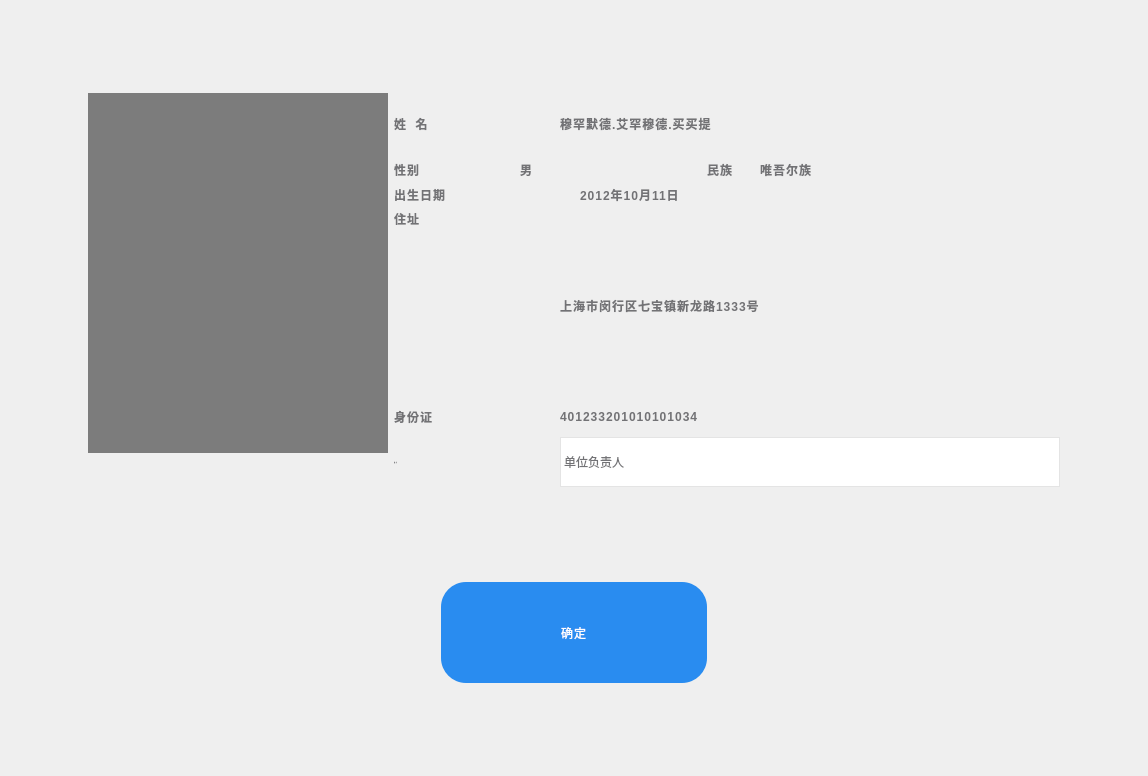
First picture: the form in SSCard_System/nc_commitpersoninfo.ui, repository leithergit/SSCard_System, before the edit.
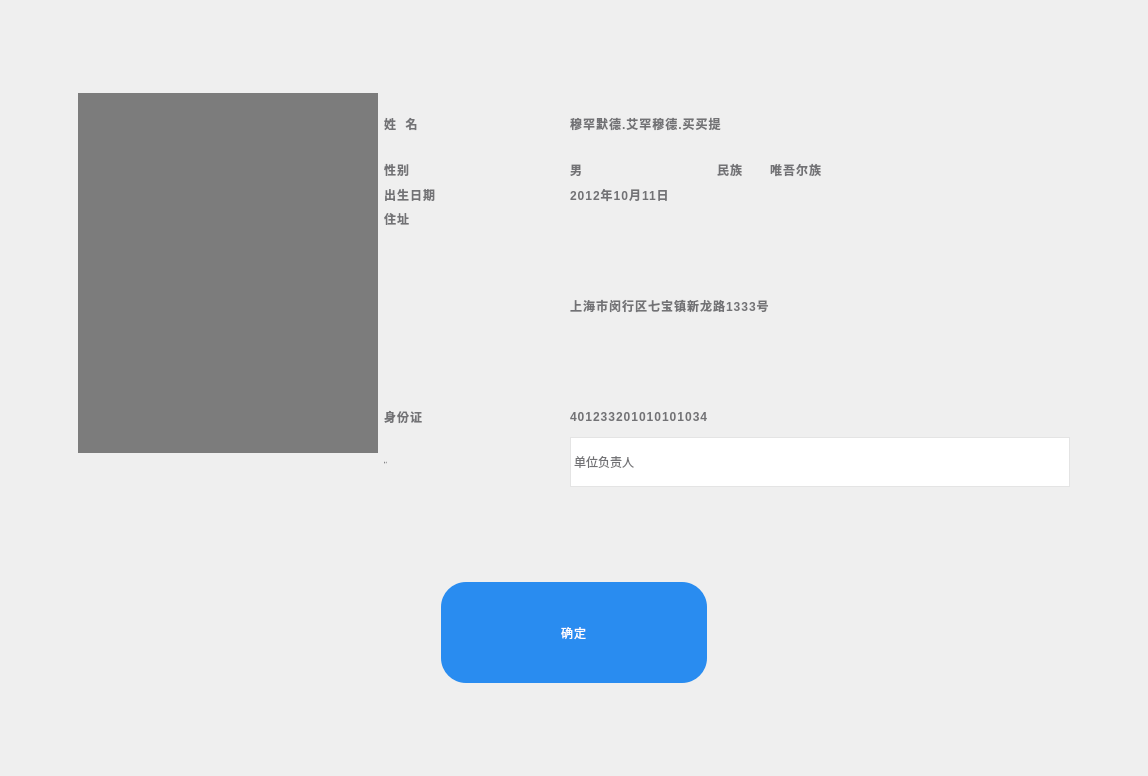
Second picture: the form after the edit. Icons and pictures are not drawn.

```diff
--- a/SSCard_System/nc_commitpersoninfo.ui
+++ b/SSCard_System/nc_commitpersoninfo.ui
@@ -37,6 +37,9 @@
        <property name="orientation">
         <enum>Qt::Horizontal</enum>
        </property>
+       <property name="sizeType">
+        <enum>QSizePolicy::MinimumExpanding</enum>
+       </property>
        <property name="sizeHint" stdset="0">
         <size>
          <width>40</width>
@@ -86,13 +89,13 @@
           <widget class="QLabel" name="label">
            <property name="minimumSize">
             <size>
-             <width>160</width>
+             <width>180</width>
              <height>0</height>
             </size>
            </property>
            <property name="maximumSize">
             <size>
-             <width>160</width>
+             <width>180</width>
              <height>16777215</height>
             </size>
            </property>
@@ -138,13 +141,13 @@
             <widget class="QLabel" name="label_2">
              <property name="minimumSize">
               <size>
-               <width>100</width>
+               <width>180</width>
                <height>0</height>
               </size>
              </property>
              <property name="maximumSize">
               <size>
-               <width>160</width>
+               <width>180</width>
                <height>16777215</height>
               </size>
              </property>
@@ -160,19 +163,6 @@
              </property>
             </widget>
            </item>
-           <item>
-            <spacer name="horizontalSpacer_7">
-             <property name="orientation">
-              <enum>Qt::Horizontal</enum>
-             </property>
-             <property name="sizeHint" stdset="0">
-              <size>
-               <width>20</width>
-               <height>20</height>
-              </size>
-             </property>
-            </spacer>
-           </item>
            <item>
             <widget class="QLabel" name="label_Gender">
              <property name="minimumSize">
@@ -273,7 +263,7 @@
            </property>
            <property name="maximumSize">
             <size>
-             <width>160</width>
+             <width>180</width>
              <height>16777215</height>
             </size>
            </property>
@@ -319,13 +309,13 @@
             <widget class="QLabel" name="label_7">
              <property name="minimumSize">
               <size>
-               <width>160</width>
+               <width>180</width>
                <height>0</height>
               </size>
              </property>
              <property name="maximumSize">
               <size>
-               <width>160</width>
+               <width>180</width>
                <height>16777215</height>
               </size>
              </property>
@@ -387,13 +377,13 @@
           <widget class="QLabel" name="label_8">
            <property name="minimumSize">
             <size>
-             <width>160</width>
+             <width>180</width>
              <height>0</height>
             </size>
            </property>
            <property name="maximumSize">
             <size>
-             <width>160</width>
+             <width>180</width>
              <height>16777215</height>
             </size>
            </property>
@@ -437,13 +427,13 @@
           <widget class="QLabel" name="label_Career">
            <property name="minimumSize">
             <size>
-             <width>100</width>
+             <width>180</width>
              <height>61</height>
             </size>
            </property>
            <property name="maximumSize">
             <size>
-             <width>16777215</width>
+             <width>180</width>
              <height>61</height>
             </size>
            </property>
@@ -582,6 +572,9 @@
        <property name="orientation">
         <enum>Qt::Horizontal</enum>
        </property>
+       <property name="sizeType">
+        <enum>QSizePolicy::MinimumExpanding</enum>
+       </property>
        <property name="sizeHint" stdset="0">
         <size>
          <width>40</width>
```
